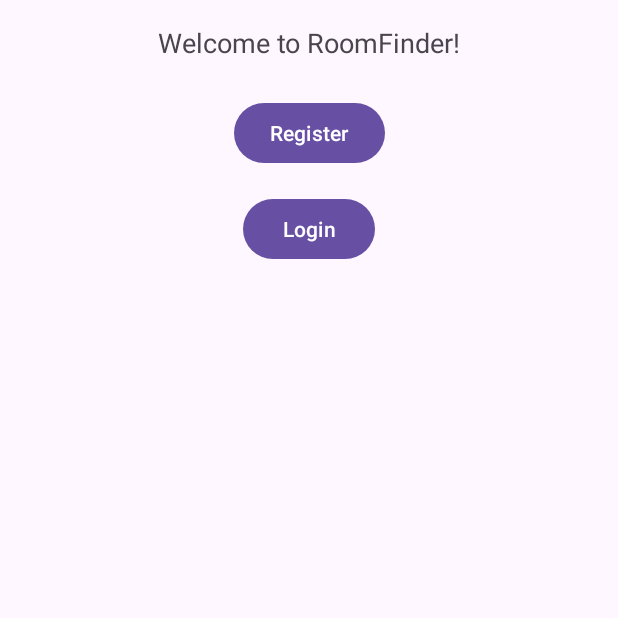
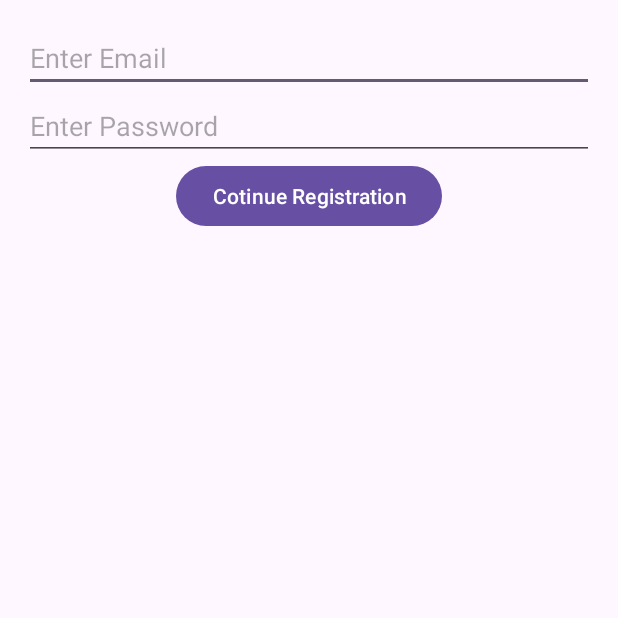
Before and after one commit to upasanakr/FindRoomie, an Android app: the screen it shows after launch (MainActivity before the commit, RegisterActivity after it), after a tap on "Register", on a phone screen of 412 x 824 dp, the top half of it. Run offline under Robolectric (Android 15) with nearby library versions, the light colour scheme and no system bars.

Commit message:
Login and Registration Page

```diff
--- /dev/null
+++ b/app/src/main/java/com/example/roomfinder/HomeActivity.java
@@ -0,0 +1,4 @@
+package com.example.roomfinder;
+
+public class HomeActivity {
+}
--- a/app/src/main/java/com/example/roomfinder/MainActivity.java
+++ b/app/src/main/java/com/example/roomfinder/MainActivity.java
@@ -13,28 +13,26 @@ public class MainActivity extends AppCompatActivity {
             super.onCreate(savedInstanceState);
             setContentView(R.layout.activity_main);
 
-        // Initialize the buttons
+
             Button btnRegister = findViewById(R.id.btnRegister);
             Button btnLogin = findViewById(R.id.btnLogin);
 
-        // Set click listeners for the buttons
+
             btnRegister.setOnClickListener(new View.OnClickListener() {
                 @Override
                 public void onClick(View v) {
-                // Handle registration button click
-                // Launch RegisterActivity (implement this activity)
-                //Intent intent = new Intent(MainActivity.this, RegisterActivity.class);
-                //startActivity(intent);
+
+                    Intent intent = new Intent(MainActivity.this, RegisterActivity.class);
+                    startActivity(intent);
                 }
             });
 
             btnLogin.setOnClickListener(new View.OnClickListener() {
                 @Override
                 public void onClick(View v) {
-                // Handle login button click
-                // Launch LoginActivity (implement this activity)
-                //Intent intent = new Intent(MainActivity.this, LoginActivity.class);
-                //startActivity(intent);
+
+                    Intent intent = new Intent(MainActivity.this, LoginActivity.class);
+                    startActivity(intent);
                 }
             });
         }
--- /dev/null
+++ b/app/src/main/java/com/example/roomfinder/RegisterActivity.java
@@ -0,0 +1,40 @@
+package com.example.roomfinder;
+
+import android.os.Bundle;
+import android.view.View;
+import android.widget.Button;
+import android.widget.EditText;
+import android.widget.Toast;
+
+import androidx.appcompat.app.AppCompatActivity;
+
+public class RegisterActivity extends AppCompatActivity {
+
+    private EditText editTextEmail;
+    private EditText editTextPassword;
+    private Button buttonRegister;
+
+    @Override
+    protected void onCreate(Bundle savedInstanceState) {
+        super.onCreate(savedInstanceState);
+        setContentView(R.layout.activity_register);
+
+        editTextEmail = findViewById(R.id.editTextEmail);
+        editTextPassword = findViewById(R.id.editTextPassword);
+        buttonRegister = findViewById(R.id.buttonRegister);
+
+        buttonRegister.setOnClickListener(new View.OnClickListener() {
+            @Override
+            public void onClick(View v) {
+                String email = editTextEmail.getText().toString();
+                String password = editTextPassword.getText().toString();
+                registerUser(email, password);
+            }
+        });
+    }
+
+    private void registerUser(String email, String password) {
+        Toast.makeText(this, "Registered with Email: " + email, Toast.LENGTH_SHORT).show();
+        // You could navigate to another activity upon successful registration
+    }
+}
--- /dev/null
+++ b/app/src/main/res/layout/activity_register.xml
@@ -0,0 +1,29 @@
+<?xml version="1.0" encoding="utf-8"?>
+<LinearLayout xmlns:android="http://schemas.android.com/apk/res/android"
+    android:layout_width="match_parent"
+    android:layout_height="match_parent"
+    android:orientation="vertical"
+    android:padding="16dp">
+
+    <EditText
+        android:id="@+id/editTextEmail"
+        android:layout_width="match_parent"
+        android:layout_height="wrap_content"
+        android:hint="Enter Email"
+        android:inputType="textEmailAddress"/>
+
+    <EditText
+        android:id="@+id/editTextPassword"
+        android:layout_width="match_parent"
+        android:layout_height="wrap_content"
+        android:hint="Enter Password"
+        android:inputType="textPassword"/>
+
+    <Button
+        android:id="@+id/buttonRegister"
+        android:layout_width="wrap_content"
+        android:layout_height="wrap_content"
+        android:layout_gravity="center"
+        android:text="Cotinue Registration"/>
+
+</LinearLayout>
```
Also changed, not shown: app/src/main/AndroidManifest.xml (+14 -1 lines), app/src/main/java/com/example/roomfinder/LoginActivity.java (added, +35 -0 lines), app/src/main/res/layout/activity_login.xml (added, +28 -0 lines). Lines whose indentation alone changed are shown as unchanged.
